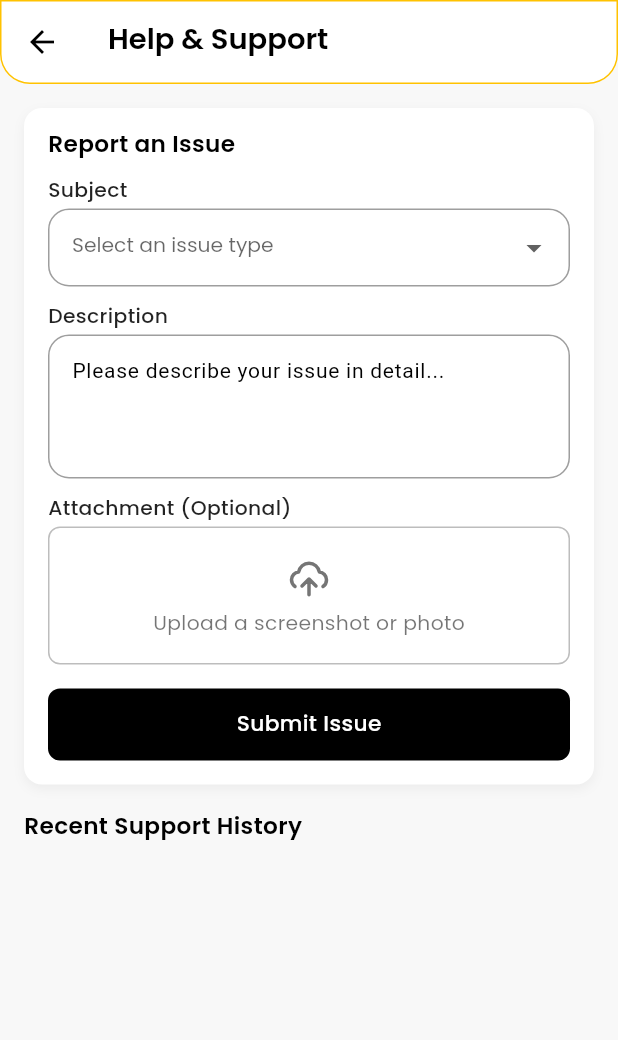
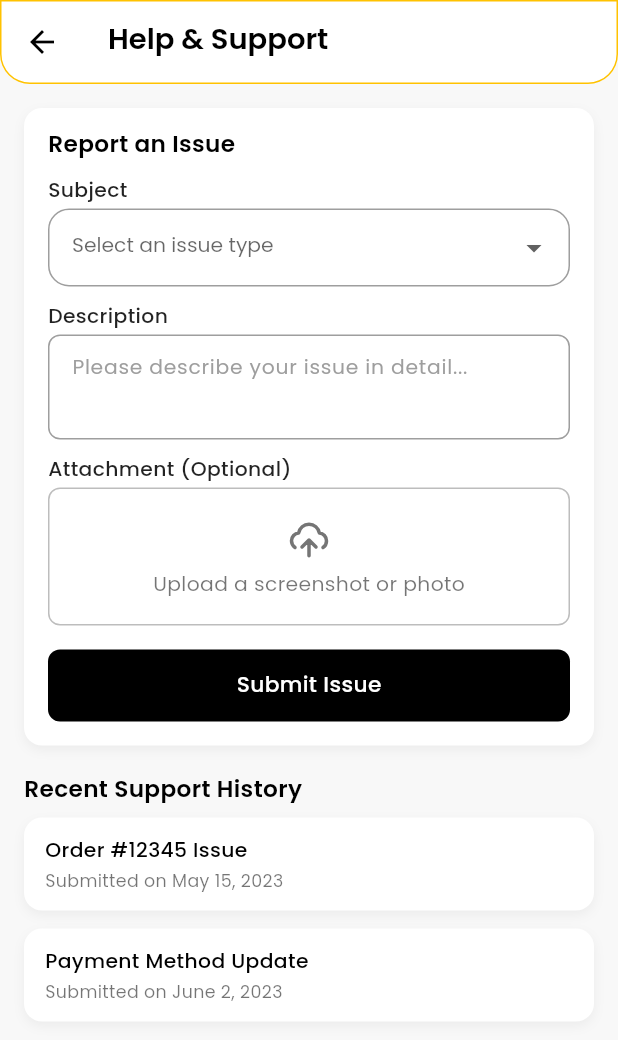
Before and after one commit to nuhan021/quikle_vendor, a Flutter app: the HelpAndSupportScreen screen opened by its route, on a phone screen of 412 x 824 dp. Shown: the top 1040 px of the screen. Run offline on Flutter 3.47's test engine with Material 3 defaults, Android fonts, the phone set to English and light mode, and no system bars; our stand-ins replace flutter_screenutil, flutter_svg, get, google_fonts, logger, shared_preferences; accounts and stored records are empty.

Commit message:
style updated

```diff
--- a/lib/core/common/widgets/custom_textfield.dart
+++ b/lib/core/common/widgets/custom_textfield.dart
@@ -4,6 +4,8 @@ import '../styles/global_text_style.dart';
 class CustomTextField extends StatelessWidget {
   final String label;
   final String? hintText;
+  final TextStyle? hintTextStyle;
+  final TextStyle? textStyle;
   final TextEditingController? controller;
   final TextInputType keyboardType;
   final bool obscureText;
@@ -12,6 +14,7 @@ class CustomTextField extends StatelessWidget {
   final String? Function(String?)? validator;
   final bool readOnly;
   final VoidCallback? onTap;
+  final Function(String)? onChanged;
   final int maxLines;
   final double? height;
 
@@ -19,6 +22,8 @@ class CustomTextField extends StatelessWidget {
     super.key,
     required this.label,
     this.hintText,
+    this.hintTextStyle,
+    this.textStyle,
     this.controller,
     this.keyboardType = TextInputType.text,
     this.obscureText = false,
@@ -27,6 +32,7 @@ class CustomTextField extends StatelessWidget {
     this.validator,
     this.readOnly = false,
     this.onTap,
+    this.onChanged,
     this.maxLines = 1,
     this.height,
   });
@@ -54,9 +60,24 @@ class CustomTextField extends StatelessWidget {
           validator: validator,
           readOnly: readOnly,
           onTap: onTap,
+          onChanged: onChanged,
           maxLines: maxLines,
+          style:
+              textStyle ??
+              getTextStyle(
+                fontSize: 14,
+                fontWeight: FontWeight.w400,
+                color: Colors.black87,
+              ),
           decoration: InputDecoration(
             hintText: hintText,
+            hintStyle:
+                hintTextStyle ??
+                getTextStyle(
+                  fontSize: 14,
+                  fontWeight: FontWeight.w400,
+                  color: Colors.grey.shade600,
+                ),
             filled: true,
             fillColor: Colors.white,
             suffixIcon: suffixIcon,
--- a/lib/features/navbar/screen/navbar_screen.dart
+++ b/lib/features/navbar/screen/navbar_screen.dart
@@ -1,5 +1,6 @@
 import 'package:flutter/material.dart';
 import 'package:get/get.dart';
+import 'package:quikle_vendor/features/earnings/screen/earnings_screen.dart';
 import '../../../core/utils/constants/colors.dart';
 import '../../../core/utils/constants/icon_path.dart';
 import '../../../core/utils/constants/image_path.dart';
@@ -17,7 +18,8 @@ class NavbarScreen extends StatelessWidget {
   final NavbarController controller = Get.put(NavbarController());
 
   final pages = [
-    HomeScreen(),
+    // HomeScreen(),
+    EarningsScreen(),
     OrdersScreen(),
     ProductsScreen(),
     AccountScreen(),
--- a/lib/features/profile/help_and_support/controller/help_and_support_controller.dart
+++ b/lib/features/profile/help_and_support/controller/help_and_support_controller.dart
@@ -1,44 +1,59 @@
 import 'package:get/get.dart';
+import '../model/support_history_model.dart';
 
 class HelpAndSupportController extends GetxController {
-  /// Form fields
+  /// -------------------- Form fields --------------------
   var selectedSubject = "".obs;
   var description = "".obs;
   var attachmentPath = "".obs;
 
-  /// Support history
-  var supportHistory = <Map<String, String>>[].obs;
+  /// -------------------- Support history --------------------
+  var supportHistory = <SupportHistoryModel>[].obs;
 
-  /// Available issue subjects (will come from API later)
+  /// Available issue subjects (⚡️ Will come from API later)
   final subjects = ["Order Issue", "Payment Problem", "App Bug", "Other"];
 
-  /// Pick subject
-  void setSubject(String value) {
-    selectedSubject.value = value;
+  /// -------------------- Lifecycle --------------------
+  @override
+  void onInit() {
+    super.onInit();
+
+    /// TODO: Replace with API call -> fetch support history from backend
+    supportHistory.addAll([
+      SupportHistoryModel(
+        title: "Order #12345 Issue",
+        subtitle: "Submitted on May 15, 2023",
+      ),
+      SupportHistoryModel(
+        title: "Payment Method Update",
+        subtitle: "Submitted on June 2, 2023",
+      ),
+    ]);
   }
 
-  /// Update description
-  void setDescription(String value) {
-    description.value = value;
+  /// -------------------- Actions --------------------
+  void setSubject(String value) => selectedSubject.value = value;
+  void setDescription(String value) => description.value = value;
+  void setAttachment(String path) {
+    attachmentPath.value = path;
+    // TODO: Handle file upload to server if required
   }
 
-  /// Upload attachment
-  void setAttachment(String path) {
-    attachmentPath.value = path;
-  }
-
-  /// Submit issue
   void submitIssue() {
     if (selectedSubject.isEmpty || description.isEmpty) {
       Get.snackbar("Error", "Please fill all required fields");
       return;
     }
 
-    // TODO: send data to API
-    supportHistory.insert(0, {
-      "title": selectedSubject.value,
-      "subtitle": "Submitted on ${DateTime.now().toLocal()}",
-    });
+    /// TODO: Send submitted issue to API
+    supportHistory.insert(
+      0,
+      SupportHistoryModel(
+        title: selectedSubject.value,
+        subtitle:
+            "Submitted on ${DateTime.now().toLocal().toString().split('.')[0]}",
+      ),
+    );
 
     // Reset form
     selectedSubject.value = "";
--- /dev/null
+++ b/lib/features/profile/help_and_support/model/support_history_model.dart
@@ -0,0 +1,19 @@
+class SupportHistoryModel {
+  final String title;
+  final String subtitle;
+
+  SupportHistoryModel({required this.title, required this.subtitle});
+
+  /// Convert JSON → Model
+  factory SupportHistoryModel.fromJson(Map<String, dynamic> json) {
+    return SupportHistoryModel(
+      title: json['title'] ?? '',
+      subtitle: json['subtitle'] ?? '',
+    );
+  }
+
+  /// Convert Model → JSON
+  Map<String, dynamic> toJson() {
+    return {'title': title, 'subtitle': subtitle};
+  }
+}
--- a/lib/features/profile/help_and_support/screen/help_and_support_screen.dart
+++ b/lib/features/profile/help_and_support/screen/help_and_support_screen.dart
@@ -4,8 +4,10 @@ import 'package:get/get.dart';
 import '../../../appbar/screen/appbar_screen.dart';
 import '../../../../core/common/styles/global_text_style.dart';
 import '../../../../core/common/widgets/custom_button.dart';
+import '../../../../core/common/widgets/custom_textfield.dart';
 import '../../../../core/utils/constants/icon_path.dart';
 import '../controller/help_and_support_controller.dart';
+import '../widget/support_history_item.dart';
 
 class HelpAndSupportScreen extends StatelessWidget {
   const HelpAndSupportScreen({super.key});
@@ -100,24 +102,15 @@ class HelpAndSupportScreen extends StatelessWidget {
                     const SizedBox(height: 12),
 
                     /// Description
-                    Text(
-                      "Description",
-                      style: getTextStyle(
+                    CustomTextField(
+                      label: "Description",
+                      hintText: "Please describe your issue in detail...",
+                      hintTextStyle: getTextStyle(
                         fontSize: 14,
-                        fontWeight: FontWeight.w500,
-                        color: Colors.black87,
+                        fontWeight: FontWeight.w400,
+                        color: Colors.grey.shade500,
                       ),
-                    ),
-                    const SizedBox(height: 6),
-                    TextFormField(
                       maxLines: 3,
-                      decoration: InputDecoration(
-                        hintText: "Please describe your issue in detail...",
-                        contentPadding: const EdgeInsets.all(12),
-                        border: OutlineInputBorder(
-                          borderRadius: BorderRadius.circular(8),
-                        ),
-                      ),
                       onChanged: controller.setDescription,
                     ),
                     const SizedBox(height: 12),
@@ -189,48 +182,20 @@ class HelpAndSupportScreen extends StatelessWidget {
               const SizedBox(height: 20),
 
               /// --- Support History ---
-              Text(
-                "Recent Support History",
-                style: getTextStyle(fontSize: 16, fontWeight: FontWeight.w600),
+              Padding(
+                padding: const EdgeInsets.only(top: 1),
+                child: Text(
+                  "Recent Support History",
+                  style: getTextStyle(
+                    fontSize: 16,
+                    fontWeight: FontWeight.w600,
+                  ),
+                ),
               ),
               const SizedBox(height: 12),
 
               for (final item in controller.supportHistory)
-                Container(
-                  margin: const EdgeInsets.only(bottom: 12),
-                  padding: const EdgeInsets.all(14),
-                  decoration: BoxDecoration(
-                    color: Colors.white,
-                    borderRadius: BorderRadius.circular(12),
-                    boxShadow: [
-                      BoxShadow(
-                        color: Colors.black.withValues(alpha: .05),
-                        blurRadius: 6,
-                        offset: const Offset(0, 3),
-                      ),
-                    ],
-                  ),
-                  child: Column(
-                    crossAxisAlignment: CrossAxisAlignment.start,
-                    children: [
-                      Text(
-                        item["title"]!,
-                        style: getTextStyle(
-                          fontSize: 14,
-                          fontWeight: FontWeight.w500,
-                        ),
-                      ),
-                      const SizedBox(height: 4),
-                      Text(
-                        item["subtitle"]!,
-                        style: getTextStyle(
-                          fontSize: 12,
-                          color: Colors.black54,
-                        ),
-                      ),
-                    ],
-                  ),
-                ),
+                SupportHistoryItem(item: item),
             ],
           ),
         ),
--- /dev/null
+++ b/lib/features/profile/help_and_support/widget/support_history_item.dart
@@ -0,0 +1,43 @@
+import 'package:flutter/material.dart';
+import '../../../../core/common/styles/global_text_style.dart';
+import '../model/support_history_model.dart';
+
+class SupportHistoryItem extends StatelessWidget {
+  final SupportHistoryModel item;
+
+  const SupportHistoryItem({super.key, required this.item});
+
+  @override
+  Widget build(BuildContext context) {
+    return Container(
+      width: double.infinity,
+      margin: const EdgeInsets.only(bottom: 12),
+      padding: const EdgeInsets.all(14),
+      decoration: BoxDecoration(
+        color: Colors.white,
+        borderRadius: BorderRadius.circular(12),
+        boxShadow: [
+          BoxShadow(
+            color: Colors.black.withValues(alpha: .05),
+            blurRadius: 6,
+            offset: const Offset(0, 3),
+          ),
+        ],
+      ),
+      child: Column(
+        crossAxisAlignment: CrossAxisAlignment.start,
+        children: [
+          Text(
+            item.title,
+            style: getTextStyle(fontSize: 14, fontWeight: FontWeight.w500),
+          ),
+          const SizedBox(height: 8),
+          Text(
+            item.subtitle,
+            style: getTextStyle(fontSize: 12, color: Colors.black54),
+          ),
+        ],
+      ),
+    );
+  }
+}
```
Also changed, not shown: lib/features/authentication/presentation/screens/login_screen.dart (+10 -6 lines), lib/features/earnings/widget/payouts/payouts_tab.dart (+23 -24 lines), lib/features/earnings/widget/payouts/show_withdraw_sheet.dart (+8 -14 lines), lib/features/profile/edit_profile/screen/edit_profile_screen.dart (+48 -2 lines).
